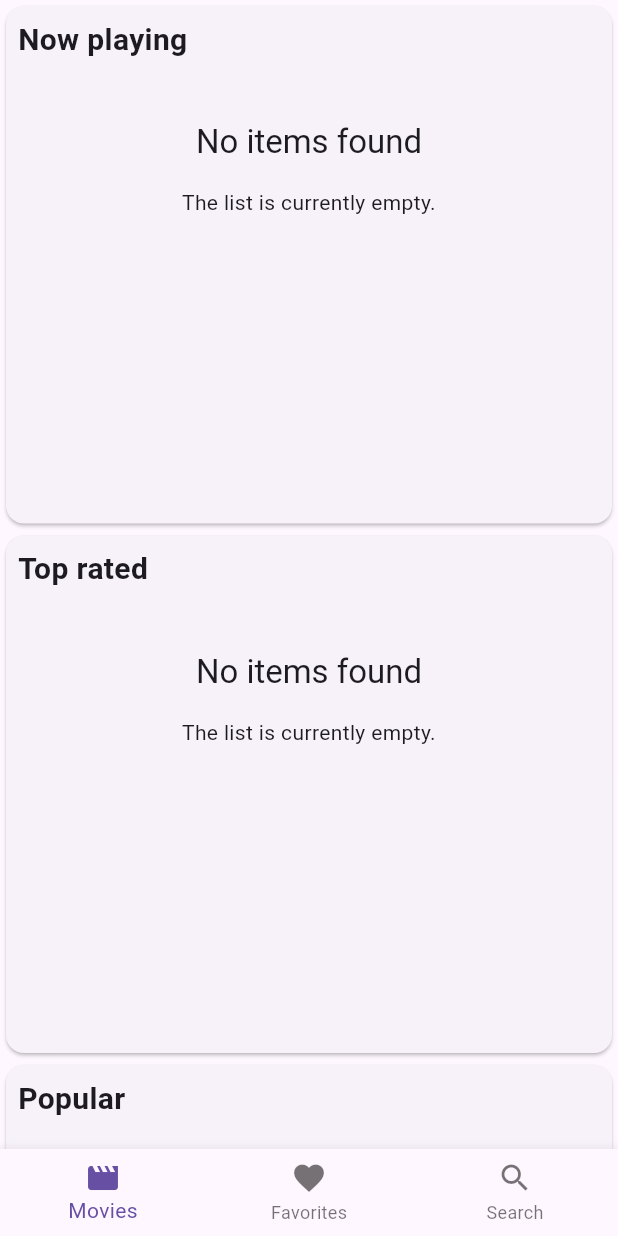
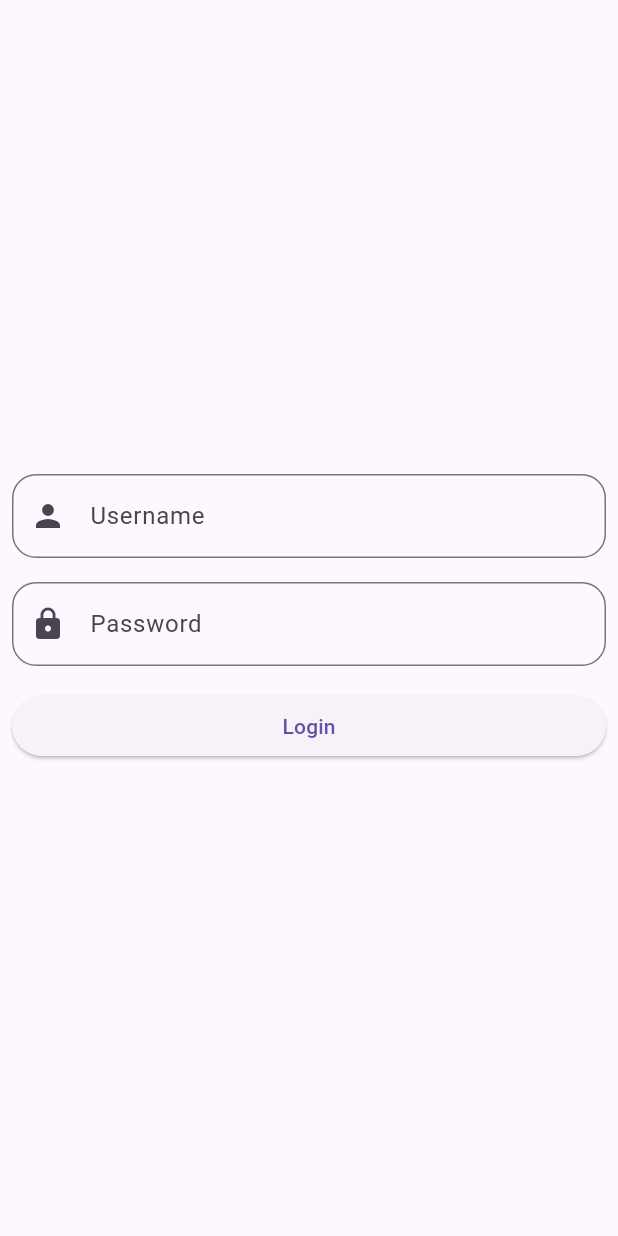
Before and after one commit to jmayta1984/upc-cc238-2402-sw63-flutter-projects, a Flutter app: the screen it shows after launch, on a phone screen of 412 x 824 dp. Run offline on Flutter 3.47's test engine with Material 3 defaults, Android fonts, the phone set to English and light mode, and no system bars; our stand-ins replace cached_network_image, flutter_bloc, infinite_scroll_pagination, sqflite; accounts and stored records are empty.

Commit message:
feat: add login

```diff
--- a/movie_app/lib/core/app_constants.dart
+++ b/movie_app/lib/core/app_constants.dart
@@ -1,5 +1,6 @@
 class AppConstants {
   static const String baseUrl = 'https://api.themoviedb.org/3';
+  static const String authBaseUrl = 'https://dummyjson.com/auth/login';
 
   static const String movieEndpoint = '/movie';
 
--- /dev/null
+++ b/movie_app/lib/core/resource.dart
@@ -0,0 +1,13 @@
+sealed class Resource<T> {
+  final T? data;
+  final String? message;
+  const Resource({this.data, this.message});
+}
+
+class Success<T> extends Resource<T> {
+  Success(T data) : super(data: data);
+}
+
+class Error<T> extends Resource<T> {
+  Error(String message, {super.data}) : super(message: message);
+}
--- /dev/null
+++ b/movie_app/lib/features/auth/data/remote/user_dto.dart
@@ -0,0 +1,31 @@
+import 'package:movie_app/features/auth/domain/user.dart';
+
+class UserDto {
+  final int id;
+  final String username;
+  final String password;
+  final String firstName;
+  final String lastName;
+
+  const UserDto({
+    required this.id,
+    required this.username,
+    required this.password,
+    required this.firstName,
+    required this.lastName,
+  });
+
+  factory UserDto.fromJson(Map<String, dynamic> json) {
+    return UserDto(
+      id: json['id'] ?? 0,
+      username: json['username'] ?? '',
+      password: json['password'] ?? '',
+      firstName: json['firstName'] ?? '',
+      lastName: json['lastName'] ??  '',
+    );
+  }
+
+  User toUser(){
+    return User(firstName: firstName, lastName: lastName);
+  }
+}
--- /dev/null
+++ b/movie_app/lib/features/auth/data/remote/user_request.dart
@@ -0,0 +1,13 @@
+class UserRequest {
+  final String username;
+  final String password;
+
+  const UserRequest({required this.username, required this.password});
+
+  Map<String, dynamic> toMap(){
+    return {
+      'username': username,
+      'password': password
+    };
+  }
+}
--- /dev/null
+++ b/movie_app/lib/features/auth/data/repository/auth_repository.dart
@@ -0,0 +1,16 @@
+import 'package:movie_app/core/resource.dart';
+import 'package:movie_app/features/auth/data/remote/auth_service.dart';
+import 'package:movie_app/features/auth/data/remote/user_dto.dart';
+import 'package:movie_app/features/auth/domain/user.dart';
+
+class AuthRepository {
+  Future<Resource<User>> login(String username, String password) async {
+    Resource<UserDto> result = await AuthService().login(username, password);
+
+    if (result is Success) {
+      return Success(result.data!.toUser());
+    } else {
+      return Error(result.message!);
+    }
+  }
+}
--- /dev/null
+++ b/movie_app/lib/features/auth/domain/user.dart
@@ -0,0 +1,6 @@
+class User {
+  final String firstName;
+  final String lastName;
+
+  const User({required this.firstName, required this.lastName});
+}
--- /dev/null
+++ b/movie_app/lib/features/auth/presentation/blocs/login_bloc.dart
@@ -0,0 +1,24 @@
+import 'package:flutter_bloc/flutter_bloc.dart';
+import 'package:movie_app/core/resource.dart';
+import 'package:movie_app/features/auth/data/repository/auth_repository.dart';
+import 'package:movie_app/features/auth/domain/user.dart';
+import 'package:movie_app/features/auth/presentation/blocs/login_event.dart';
+import 'package:movie_app/features/auth/presentation/blocs/login_state.dart';
+
+class LoginBloc extends Bloc<LoginEvent, LoginState> {
+  LoginBloc() : super(LoginInitial()) {
+    on<LoginSubmitted>(
+      (event, emit) async {
+        emit(LoginLoading());
+        Resource<User> result =
+            await AuthRepository().login(event.username, event.password);
+
+        if (result is Success) {
+          emit(LoginSuccess());
+        } else {
+          emit(LoginError(message: result.message ?? 'Wrong credentials'));
+        }
+      },
+    );
+  }
+}
--- /dev/null
+++ b/movie_app/lib/features/auth/presentation/blocs/login_event.dart
@@ -0,0 +1,10 @@
+abstract class LoginEvent {
+  const LoginEvent();
+}
+
+class LoginSubmitted extends LoginEvent {
+  final String username;
+  final String password;
+
+  const LoginSubmitted({required this.username, required this.password});
+}
--- /dev/null
+++ b/movie_app/lib/features/auth/presentation/blocs/login_state.dart
@@ -0,0 +1,12 @@
+abstract class LoginState {
+
+  const LoginState();
+}
+
+class LoginInitial extends LoginState {}
+class LoginLoading extends LoginState {}
+class LoginSuccess extends LoginState {}
+class LoginError extends LoginState {
+  final String message;
+  const LoginError({required this.message});
+}
--- /dev/null
+++ b/movie_app/lib/features/auth/presentation/pages/login_page.dart
@@ -0,0 +1,73 @@
+import 'package:flutter/material.dart';
+import 'package:flutter_bloc/flutter_bloc.dart';
+import 'package:movie_app/features/auth/presentation/blocs/login_bloc.dart';
+import 'package:movie_app/features/auth/presentation/blocs/login_event.dart';
+import 'package:movie_app/features/auth/presentation/blocs/login_state.dart';
+import 'package:movie_app/shared/presentation/pages/home_page.dart';
+
+class LoginPage extends StatelessWidget {
+  LoginPage({super.key});
+
+  final TextEditingController _usernameController = TextEditingController();
+  final TextEditingController _passwordController = TextEditingController();
+
+  @override
+  Widget build(BuildContext context) {
+    return Scaffold(
+      body: BlocListener<LoginBloc, LoginState>(
+        listener: (BuildContext context, state) {
+          if (state is LoginSuccess) {
+            Navigator.pushReplacement(
+                context,
+                MaterialPageRoute(
+                  builder: (context) => const HomePage(),
+                ));
+          }
+
+        },
+        child: SafeArea(
+            child: Column(
+          mainAxisAlignment: MainAxisAlignment.center,
+          children: [
+            Padding(
+              padding: const EdgeInsets.all(8.0),
+              child: TextField(
+                controller: _usernameController,
+                decoration: InputDecoration(
+                    label: const Text('Username'),
+                    prefixIcon: const Icon(Icons.person),
+                    border: OutlineInputBorder(
+                        borderRadius: BorderRadius.circular(16))),
+              ),
+            ),
+            Padding(
+              padding: const EdgeInsets.all(8.0),
+              child: TextField(
+                controller: _passwordController,
+                decoration: InputDecoration(
+                    label: const Text('Password'),
+                    prefixIcon: const Icon(Icons.lock),
+                    border: OutlineInputBorder(
+                        borderRadius: BorderRadius.circular(16))),
+              ),
+            ),
+            Padding(
+              padding: const EdgeInsets.all(8.0),
+              child: SizedBox(
+                width: double.infinity,
+                child: ElevatedButton(
+                    onPressed: () {
+                      final String username = _usernameController.text;
+                      final String password = _passwordController.text;
+                      context.read<LoginBloc>().add(LoginSubmitted(
+                          username: username, password: password));
+                    },
+                    child: const Text('Login')),
+              ),
+            )
+          ],
+        )),
+      ),
+    );
+  }
+}
--- a/movie_app/lib/main.dart
+++ b/movie_app/lib/main.dart
@@ -1,5 +1,7 @@
 import 'package:flutter/material.dart';
-import 'package:movie_app/shared/presentation/pages/home_page.dart';
+import 'package:flutter_bloc/flutter_bloc.dart';
+import 'package:movie_app/features/auth/presentation/blocs/login_bloc.dart';
+import 'package:movie_app/features/auth/presentation/pages/login_page.dart';
 
 void main() {
   runApp(const MainApp());
@@ -10,11 +12,14 @@ class MainApp extends StatelessWidget {
 
   @override
   Widget build(BuildContext context) {
-    return  MaterialApp(
-      debugShowCheckedModeBanner: false,
-      darkTheme: ThemeData.dark(),
-      theme: ThemeData.light(),
-      home: const HomePage(),
+    return BlocProvider(
+      create:(context) => LoginBloc(),
+      child: MaterialApp(
+        debugShowCheckedModeBanner: false,
+        darkTheme: ThemeData.dark(),
+        theme: ThemeData.light(),
+        home: LoginPage(),
+      ),
     );
   }
 }
--- a/movie_app/pubspec.yaml
+++ b/movie_app/pubspec.yaml
@@ -11,6 +11,7 @@ dependencies:
     sdk: flutter
   http: ^1.2.2
   infinite_scroll_pagination: ^4.0.0
+  flutter_bloc: ^8.1.6
 
 
 dev_dependencies:
```
Also changed, not shown: movie_app/lib/features/auth/data/remote/auth_service.dart (added, +31 -0 lines), movie_app/pubspec.lock.
